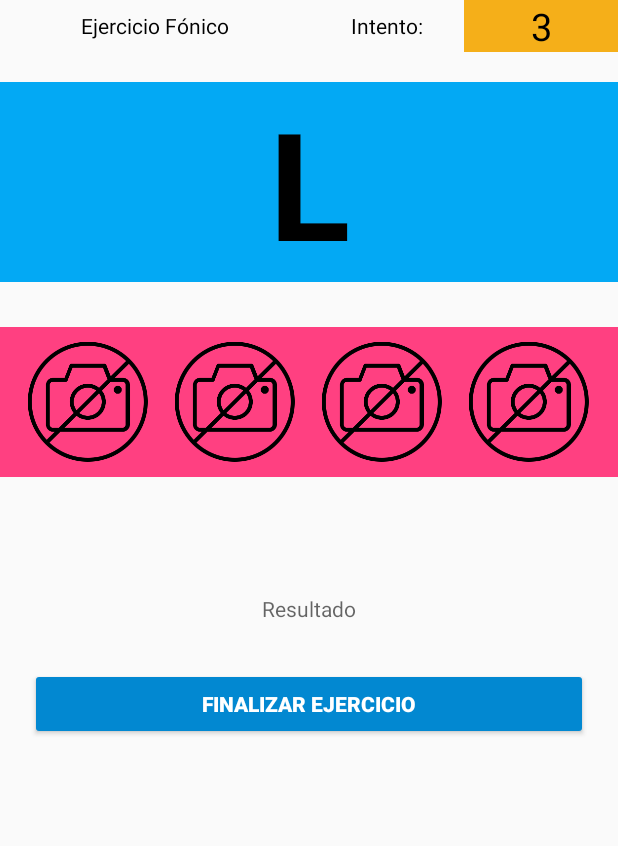
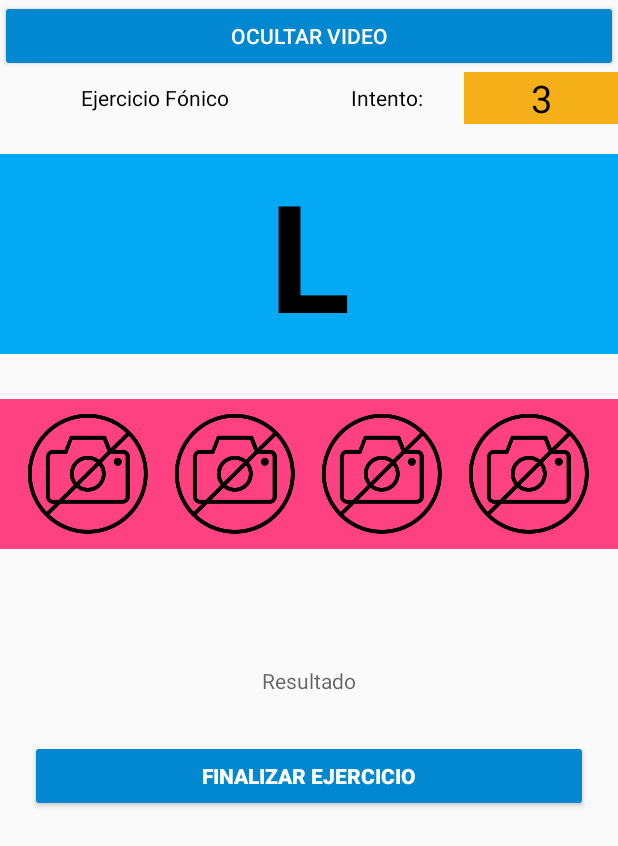
Before and after one commit to maurocabor521/Project_Dconfo_19, an Android app: the layout fragment_tipo1_fonico_estudiante.xml on its own in the app's theme, with its tools: preview values and no code run, on a phone screen of 412 x 824 dp. Shown: the top 846 px of the screen. Run offline under Robolectric (Android 15) with nearby library versions, the phone set to English and light mode, and no system bars; network calls fail.

Commit message:
nuevo commit

```diff
--- a/app/src/main/res/layout/fragment_tipo1_fonico_estudiante.xml
+++ b/app/src/main/res/layout/fragment_tipo1_fonico_estudiante.xml
@@ -15,16 +15,44 @@
         <LinearLayout
             android:layout_width="match_parent"
             android:layout_height="wrap_content"
-            android:orientation="horizontal"
-            android:id="@+id/ll_est_fon1_intent">
+            android:orientation="vertical">
+
+            <LinearLayout
+                android:layout_width="match_parent"
+                android:layout_height="wrap_content"
+                android:orientation="vertical"
+                android:id="@+id/ll_est_fon1_video">
+
+                <VideoView
+                    android:id="@+id/vv_est_fon1"
+                    android:layout_width="wrap_content"
+                    android:layout_height="wrap_content"
+                    android:layout_gravity="center"
+                    android:visibility="gone" />
+
+                <Button
+                    android:layout_width="match_parent"
+                    android:layout_height="wrap_content"
+                    android:text="Ocultar video"
+                    android:id="@+id/btn_est_fon1_ocultar"
+                    android:theme="@style/RaisedButtonDark"/>
+
+            </LinearLayout>
+
+
+            <LinearLayout
+                android:id="@+id/ll_est_fon1_intent"
+                android:layout_width="match_parent"
+                android:layout_height="wrap_content"
+                android:orientation="horizontal">
 
                 <TextView
                     android:layout_width="match_parent"
                     android:layout_height="wrap_content"
+                    android:layout_gravity="center"
                     android:layout_weight="1"
                     android:gravity="center_horizontal"
-                android:text="Ejercicio Fónico"
-                android:layout_gravity="center"/>
+                    android:text="Ejercicio Fónico" />
 
                 <LinearLayout
                     android:layout_width="match_parent"
@@ -35,26 +63,23 @@
                     <TextView
                         android:layout_width="match_parent"
                         android:layout_height="wrap_content"
+                        android:layout_gravity="center"
                         android:layout_weight="1"
-                    android:layout_gravity="center"
                         android:gravity="center_horizontal"
                         android:text="Intento:" />
 
                     <TextView
+                        android:id="@+id/txt_est_fon1_intento"
                         android:layout_width="match_parent"
                         android:layout_height="wrap_content"
                         android:layout_weight="1"
                         android:background="@color/orange"
                         android:gravity="center_horizontal"
                         android:text="3"
-                    android:textSize="25dp"
-                    android:id="@+id/txt_est_fon1_intento"/>
+                        android:textSize="25dp" />
                 </LinearLayout>
-            <VideoView
-                android:layout_width="wrap_content"
-                android:layout_height="wrap_content"
-                android:id="@+id/vv_est_fon1"
-                android:visibility="gone"/>
+
+            </LinearLayout>
 
 
         </LinearLayout>
```
Also changed, not shown: app/src/main/java/com/example/asus/dconfo_app/presentation/view/fragment/Estudiante/fonico/Tipo1FonicoFragment.java (+15 -6 lines), 2 other files. Lines whose indentation alone changed are shown as unchanged.
